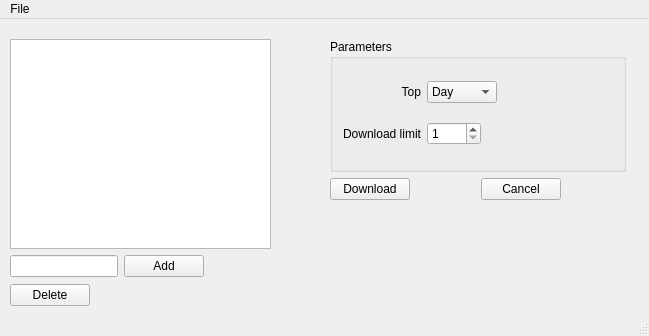
Above: reddit_content_downloader.ui from RomainCscn/reddit-content-downloader before the change. Below: the same form after it.
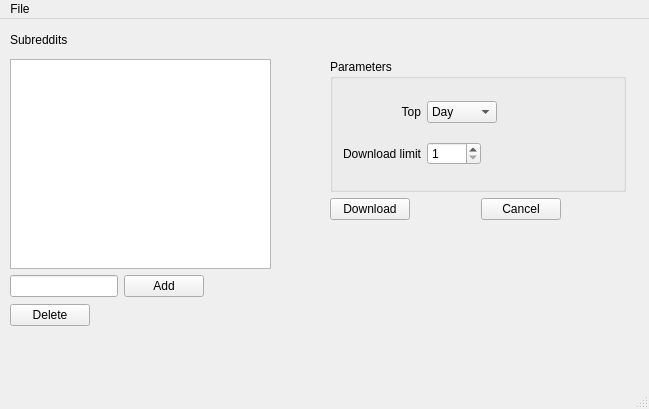
That is the form after the change.

Commit message: Add label for subreddits

Patch:
```diff
--- a/reddit_content_downloader.ui
+++ b/reddit_content_downloader.ui
@@ -7,18 +7,18 @@
     <x>0</x>
     <y>0</y>
     <width>649</width>
-    <height>336</height>
+    <height>409</height>
    </rect>
   </property>
   <property name="windowTitle">
    <string>Reddit Content Downloader</string>
   </property>
   <widget class="QWidget" name="centralwidget">
-   <widget class="QWidget" name="">
+   <widget class="QWidget" name="layoutWidget">
     <property name="geometry">
      <rect>
       <x>330</x>
-      <y>20</y>
+      <y>40</y>
       <width>296</width>
       <height>161</height>
      </rect>
@@ -180,11 +180,11 @@
      </item>
     </layout>
    </widget>
-   <widget class="QWidget" name="">
+   <widget class="QWidget" name="layoutWidget">
     <property name="geometry">
      <rect>
       <x>10</x>
-      <y>20</y>
+      <y>40</y>
       <width>261</width>
       <height>238</height>
      </rect>
@@ -233,11 +233,11 @@
      </item>
     </layout>
    </widget>
-   <widget class="QWidget" name="">
+   <widget class="QWidget" name="layoutWidget">
     <property name="geometry">
      <rect>
       <x>10</x>
-      <y>260</y>
+      <y>280</y>
       <width>131</width>
       <height>32</height>
      </rect>
@@ -265,6 +265,38 @@
      </item>
     </layout>
    </widget>
+   <widget class="QWidget" name="">
+    <property name="geometry">
+     <rect>
+      <x>10</x>
+      <y>10</y>
+      <width>117</width>
+      <height>22</height>
+     </rect>
+    </property>
+    <layout class="QHBoxLayout" name="horizontalLayout_10">
+     <item>
+      <widget class="QLabel" name="label_3">
+       <property name="text">
+        <string>Subreddits</string>
+       </property>
+      </widget>
+     </item>
+     <item>
+      <spacer name="horizontalSpacer_7">
+       <property name="orientation">
+        <enum>Qt::Horizontal</enum>
+       </property>
+       <property name="sizeHint" stdset="0">
+        <size>
+         <width>40</width>
+         <height>20</height>
+        </size>
+       </property>
+      </spacer>
+     </item>
+    </layout>
+   </widget>
   </widget>
   <widget class="QMenuBar" name="menubar">
    <property name="geometry">
```
The commit also changes 3 other files.
